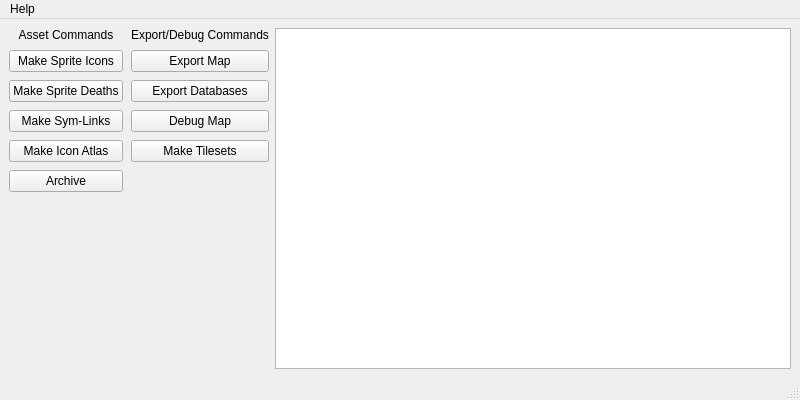
The window that exporter/views/exporter_main_view.ui (thisisnotruben/ToW-tools) describes before a commit, drawn with Qt 5.
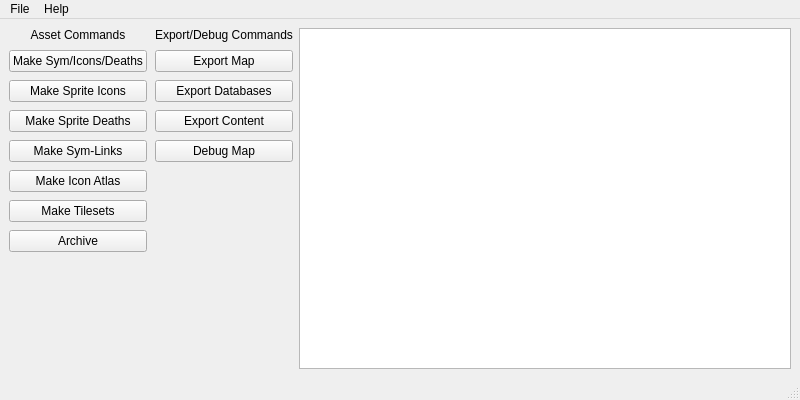
The same window after the commit. Icons and pictures are not drawn.

Commit message: updated exporter to needs

Diff of the .ui file:
```diff
--- a/exporter/views/exporter_main_view.ui
+++ b/exporter/views/exporter_main_view.ui
@@ -45,6 +45,16 @@
           </property>
          </widget>
         </item>
+        <item>
+         <widget class="QPushButton" name="make_lid">
+          <property name="toolTip">
+           <string>MAKE_LID</string>
+          </property>
+          <property name="text">
+           <string>Make Sym/Icons/Deaths</string>
+          </property>
+         </widget>
+        </item>
         <item>
          <widget class="QPushButton" name="make_sprite_icons">
           <property name="toolTip">
@@ -85,6 +95,16 @@
           </property>
          </widget>
         </item>
+        <item>
+         <widget class="QPushButton" name="make_tilesets">
+          <property name="toolTip">
+           <string>MAKE_32_DEBUG_TILESETS</string>
+          </property>
+          <property name="text">
+           <string>Make Tilesets</string>
+          </property>
+         </widget>
+        </item>
         <item>
          <widget class="QPushButton" name="archive">
           <property name="toolTip">
@@ -142,6 +162,16 @@
           </property>
          </widget>
         </item>
+        <item>
+         <widget class="QPushButton" name="export_content">
+          <property name="toolTip">
+           <string>EXPORT_CONTENT</string>
+          </property>
+          <property name="text">
+           <string>Export Content</string>
+          </property>
+         </widget>
+        </item>
         <item>
          <widget class="QPushButton" name="debug_map">
           <property name="toolTip">
@@ -152,16 +182,6 @@
           </property>
          </widget>
         </item>
-        <item>
-         <widget class="QPushButton" name="make_tilesets">
-          <property name="toolTip">
-           <string>MAKE_32_DEBUG_TILESETS</string>
-          </property>
-          <property name="text">
-           <string>Make Tilesets</string>
-          </property>
-         </widget>
-        </item>
         <item>
          <spacer name="asset_layout_spacer">
           <property name="orientation">
@@ -213,6 +233,13 @@
     </property>
     <addaction name="action_about"/>
    </widget>
+   <widget class="QMenu" name="menuFile_2">
+    <property name="title">
+     <string>File</string>
+    </property>
+    <addaction name="action_quit"/>
+   </widget>
+   <addaction name="menuFile_2"/>
    <addaction name="menuFile"/>
   </widget>
   <widget class="QStatusBar" name="statusbar"/>
```
Left out of the diff: 8 changed lines with no effect on the pictures. The commit also changes 4 other files.
